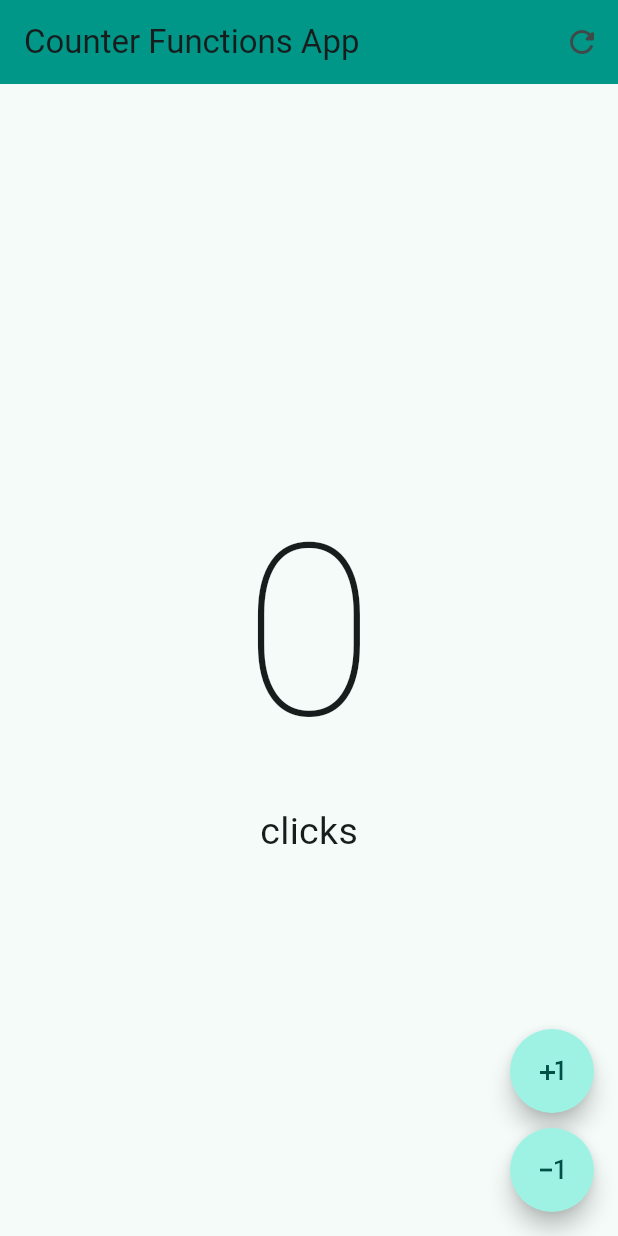
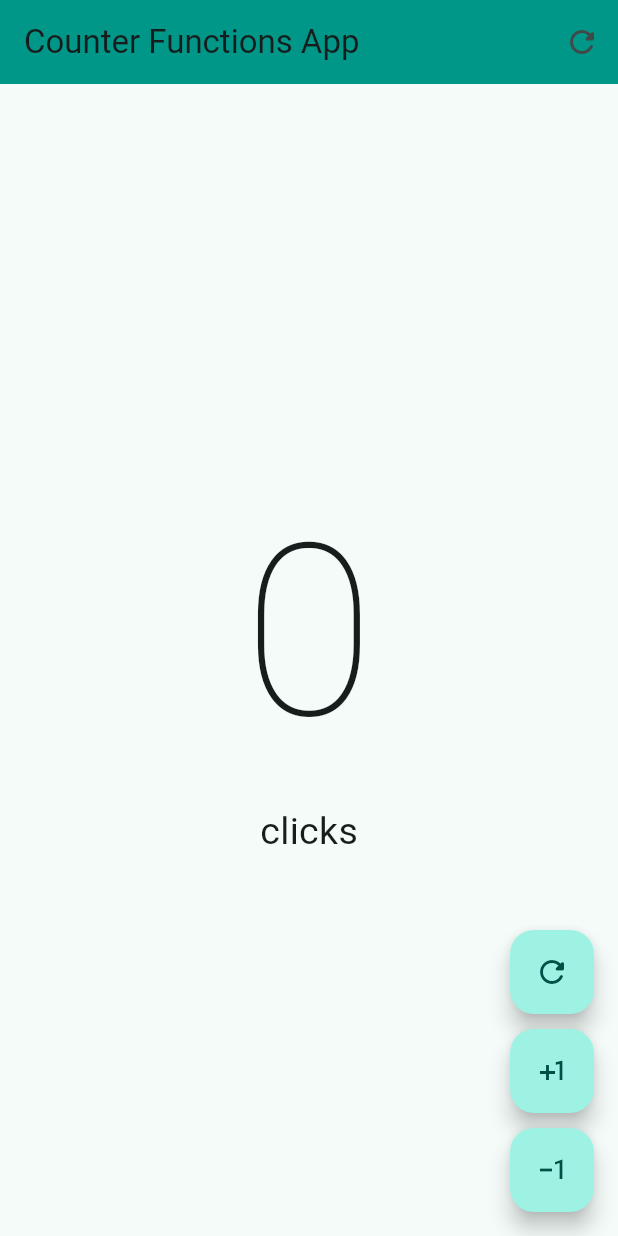
Before and after one commit to i-Alfonso/flutter1, a Flutter app: the screen it shows after launch, on a phone screen of 412 x 824 dp. Run offline on Flutter 3.47's test engine with Material 3 defaults, Android fonts, the phone set to English and light mode, and no system bars.

Commit message:
Building a counter app on Flutter

```diff
--- a/hello_world_app/lib/presentation/screens/counter/counter_functions_screen.dart
+++ b/hello_world_app/lib/presentation/screens/counter/counter_functions_screen.dart
@@ -47,27 +47,59 @@ class _CounterFunctionsScreenState extends State<CounterFunctionsScreen> {
       floatingActionButton: Column(
         mainAxisAlignment: MainAxisAlignment.end,
         children: [
-          FloatingActionButton(
-            shape: const StadiumBorder(),
+          CustomButton(
+            icon: Icons.refresh_rounded,
+            onPressed: () {
+              clickCounter = 0;
+              setState(() {});
+            },
+          ),
+
+          const SizedBox(height: 10),
+
+          CustomButton(
+            icon: Icons.plus_one,
             onPressed: () {
               clickCounter++;
               setState(() {});
             },
-            child: const Icon(Icons.plus_one),
           ),
 
           const SizedBox(height: 10),
 
-          FloatingActionButton(
-            shape: const StadiumBorder(),
+          CustomButton(
+            icon: Icons.exposure_minus_1,
             onPressed: () {
+              if (clickCounter == 0) return;
               clickCounter--;
               setState(() {});
             },
-            child: const Icon(Icons.exposure_minus_1),
           ),
         ],
       ),
     );
   }
 }
+
+class CustomButton extends StatelessWidget {
+  final IconData icon;
+  final VoidCallback? onPressed;
+
+  const CustomButton({super.key, required this.icon, this.onPressed});
+
+  @override
+  Widget build(BuildContext context) {
+    return FloatingActionButton(
+      mini: false,
+      enableFeedback: true,
+      // shape: const StadiumBorder(),
+      onPressed: onPressed,
+      child: Icon(icon),
+    );
+  }
+}
+
+
+// if (clickCounter == 0) return;
+//               clickCounter--;
+//               setState(() {});
```
Also changed, not shown: hello_world_app/lib/presentation/screens/counter/counter_screen.dart (+6 -3 lines).
